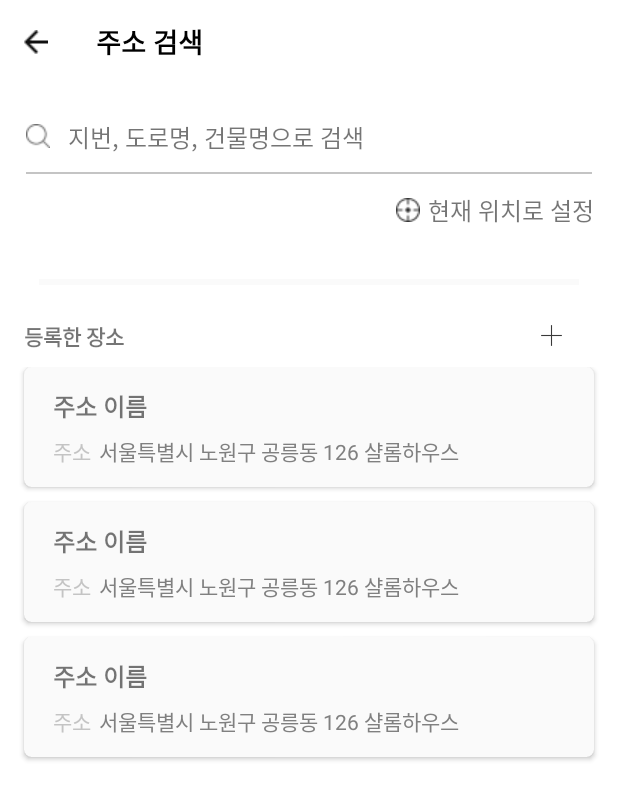
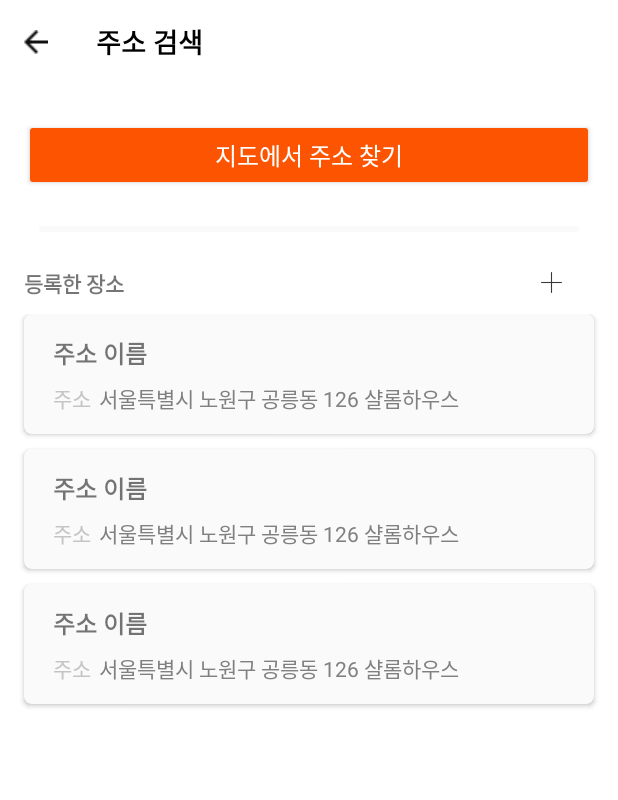
Before and after one commit to jjiiin/capstone_1210, an Android app: the layout activity_address_search.xml on its own in the app's theme, with its tools: preview values and no code run, on a phone screen of 412 x 824 dp. Shown: the top 800 px of the screen. Run offline under Robolectric (Android 15) with nearby library versions, the phone set to English and light mode, and no system bars.

Commit message:
개강 전 마지막 커밋 MHF 현재 위치 추가 흐름제어 50%

```diff
--- a/app/build.gradle
+++ b/app/build.gradle
@@ -49,6 +49,7 @@ android {
 }
 apply plugin: 'com.google.gms.google-services'
 
+
 dependencies {
     implementation platform('com.google.firebase:firebase-bom:29.0.4')
     implementation 'com.google.firebase:firebase-analytics-ktx'
@@ -61,11 +62,13 @@ dependencies {
     implementation 'androidx.constraintlayout:constraintlayout:2.1.2'
     implementation 'com.google.firebase:firebase-auth-ktx:21.0.1'
     implementation 'com.google.firebase:firebase-dynamic-links-ktx'
+    implementation 'com.google.firebase:firebase-messaging:11.8.0'
     implementation 'androidx.navigation:navigation-fragment-ktx:2.3.5'
     implementation 'androidx.navigation:navigation-ui-ktx:2.3.5'
     implementation 'androidx.legacy:legacy-support-v4:1.0.0'
     implementation fileTree(include: ['*.aar', '*.jar'], dir: 'libs')
     implementation files('libs/libDaumMapAndroid.jar')
+    implementation 'com.google.firebase:firebase-messaging-ktx:23.0.0'
     testImplementation 'junit:junit:4.+'
     implementation "androidx.navigation:navigation-fragment-ktx:2.3.5"
     implementation "androidx.navigation:navigation-ui-ktx:2.3.5"
--- a/app/src/main/AndroidManifest.xml
+++ b/app/src/main/AndroidManifest.xml
@@ -6,6 +6,7 @@
     <uses-permission android:name="android.permission.ACCESS_COARSE_LOCATION" />
     <uses-permission android:name="android.permission.ACCESS_NETWORK_STATE" />
     <uses-permission android:name="android.permission.ACCESS_INTERNET" />
+
 
     <application
         android:allowBackup="true"
@@ -83,6 +84,7 @@
         <activity
             android:name=".MainActivity"
             android:exported="true" />
+
     </application>
 
 </manifest>
--- a/app/src/main/res/layout/activity_address_search.xml
+++ b/app/src/main/res/layout/activity_address_search.xml
@@ -35,58 +35,71 @@
 
         </LinearLayout>
 
-        <LinearLayout
-            android:layout_marginTop="23dp"
-            android:id="@+id/searchBtn"
-            android:layout_width="wrap_content"
-            android:layout_height="wrap_content"
-            android:layout_marginLeft="17dp"
-            android:orientation="horizontal">
-            <ImageView
-                android:layout_width="wrap_content"
-                android:layout_height="wrap_content"
-                android:layout_marginTop="3dp"
-                android:src="@drawable/search"/>
-            <TextView
-                android:layout_marginLeft="12.3dp"
-                android:layout_width="match_parent"
-                android:layout_height="wrap_content"
-                android:text="지번, 도로명, 건물명으로 검색"
-                android:textSize="16sp"/>
-        </LinearLayout>
-        <LinearLayout
+        <Button
+            android:id="@+id/mapSearch"
             android:layout_width="match_parent"
-            android:layout_height="1dp"
-            android:background="#c4c4c4"
-            android:layout_marginLeft="17dp"
-            android:layout_marginRight="17dp"
-            android:layout_marginTop="11dp"/>
+            android:layout_height="48dp"
+            android:text="지도에서 주소 찾기"
+            android:backgroundTint="@color/main"
+            android:textColor="@color/white"
+            android:textSize="16sp"
+            android:layout_marginLeft="16dp"
+            android:layout_marginRight="16dp"
+            android:layout_marginTop="23dp"/>
 
-        <LinearLayout
-            android:layout_width="wrap_content"
-            android:layout_height="wrap_content"
-            android:layout_gravity="right"
-            android:layout_marginTop="12dp"
-            android:layout_marginRight="16dp"
-            android:id="@+id/mapSearch"
-            android:orientation="horizontal">
-            <ImageView
-                android:layout_width="wrap_content"
-                android:layout_height="wrap_content"
-                android:layout_marginTop="4dp"
-                android:src="@drawable/myloc"/>
-            <TextView
-                android:layout_width="wrap_content"
-                android:layout_height="wrap_content"
-                android:textSize="16sp"
-                android:layout_marginLeft="5dp"
-                android:text="현재 위치로 설정"/>
 
-        </LinearLayout>
+<!--        <LinearLayout-->
+<!--            android:layout_marginTop="23dp"-->
+<!--            android:id="@+id/searchBtn"-->
+<!--            android:layout_width="wrap_content"-->
+<!--            android:layout_height="wrap_content"-->
+<!--            android:layout_marginLeft="17dp"-->
+<!--            android:orientation="horizontal">-->
+<!--            <ImageView-->
+<!--                android:layout_width="wrap_content"-->
+<!--                android:layout_height="wrap_content"-->
+<!--                android:layout_marginTop="3dp"-->
+<!--                android:src="@drawable/search"/>-->
+<!--            <TextView-->
+<!--                android:layout_marginLeft="12.3dp"-->
+<!--                android:layout_width="match_parent"-->
+<!--                android:layout_height="wrap_content"-->
+<!--                android:text="지번, 도로명, 건물명으로 검색"-->
+<!--                android:textSize="16sp"/>-->
+<!--        </LinearLayout>-->
+<!--        <LinearLayout-->
+<!--            android:layout_width="match_parent"-->
+<!--            android:layout_height="1dp"-->
+<!--            android:background="#c4c4c4"-->
+<!--            android:layout_marginLeft="17dp"-->
+<!--            android:layout_marginRight="17dp"-->
+<!--            android:layout_marginTop="11dp"/>-->
+
+<!--        <LinearLayout-->
+<!--            android:layout_width="wrap_content"-->
+<!--            android:layout_height="wrap_content"-->
+<!--            android:layout_gravity="right"-->
+<!--            android:layout_marginTop="12dp"-->
+<!--            android:layout_marginRight="16dp"-->
+<!--            android:id="@+id/mapSearch"-->
+<!--            android:orientation="horizontal">-->
+<!--            <ImageView-->
+<!--                android:layout_width="wrap_content"-->
+<!--                android:layout_height="wrap_content"-->
+<!--                android:layout_marginTop="4dp"-->
+<!--                android:src="@drawable/myloc"/>-->
+<!--            <TextView-->
+<!--                android:layout_width="wrap_content"-->
+<!--                android:layout_height="wrap_content"-->
+<!--                android:textSize="16sp"-->
+<!--                android:layout_marginLeft="5dp"-->
+<!--                android:text="현재 위치로 설정"/>-->
+
+<!--        </LinearLayout>-->
         <ImageView
             android:layout_width="match_parent"
             android:layout_height="wrap_content"
-            android:layout_marginTop="34dp"
+            android:layout_marginTop="23dp"
             android:src="@drawable/paritition_2"/>
         <LinearLayout
             android:layout_width="match_parent"
--- a/app/src/main/res/layout/activity_detail_address.xml
+++ b/app/src/main/res/layout/activity_detail_address.xml
@@ -64,7 +64,7 @@
             android:layout_width="match_parent"
             android:layout_height="40dp"
             android:layout_margin="20dp"
-            android:background="#e0e0e0"
+            android:background="@color/main"
             android:letterSpacing="-0.02"
             android:text="등록 완료"
             android:textColor="#ffffff"
--- a/app/src/main/res/layout/fragment_map_home.xml
+++ b/app/src/main/res/layout/fragment_map_home.xml
@@ -193,6 +193,7 @@
                 android:layout_marginLeft="10dp"
                 android:background="@drawable/round_button"
                 android:text="피자"
+                android:layout_marginRight="16dp"
                 android:textColor="#c4c4c4"
                 android:textSize="14sp" />
         </LinearLayout>
@@ -210,6 +211,7 @@
         android:layout_width="wrap_content"
         android:layout_height="wrap_content"
         android:src="@drawable/mhfmyloc"
+        android:id="@+id/myloc"
         android:layout_marginTop="3dp"
         app:layout_constraintEnd_toEndOf="parent"
         app:layout_constraintTop_toTopOf="@+id/mapView" />
```
Also changed, not shown: app/src/main/java/com/capstone_design/a1209_app/AddressSearchActivity.kt (+23 -10 lines), app/src/main/java/com/capstone_design/a1209_app/DetailActivity.kt (+1 -8 lines), app/src/main/java/com/capstone_design/a1209_app/DetailAddressActivity.kt (+19 -9 lines), app/src/main/java/com/capstone_design/a1209_app/MapHomeFragment.kt (+13 -11 lines), app/src/main/java/com/capstone_design/a1209_app/MylocSearchActivity.kt (+9 -4 lines), app/src/main/java/com/capstone_design/a1209_app/board/BoardWirteActivity.kt (+6 -2 lines), app/src/main/res/layout/keyword_item.xml (+21 -12 lines).
